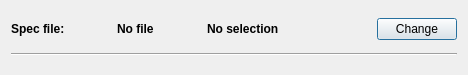
First picture: the form in adapt/gui/ui/fileInfo.ui, repository syncope/adapt, before the edit.
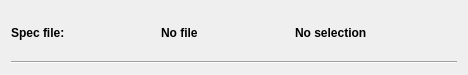
Second picture: the form after the edit.

Commit message: + moved button to file menu, changed ui files and code

Diff of the .ui file:
```diff
--- a/adapt/gui/ui/fileInfo.ui
+++ b/adapt/gui/ui/fileInfo.ui
@@ -83,19 +83,6 @@
          </property>
         </widget>
        </item>
-       <item>
-        <spacer name="horizontalSpacer_3">
-         <property name="orientation">
-          <enum>Qt::Horizontal</enum>
-         </property>
-         <property name="sizeHint" stdset="0">
-          <size>
-           <width>40</width>
-           <height>20</height>
-          </size>
-         </property>
-        </spacer>
-       </item>
        <item>
         <spacer name="horizontalSpacer">
          <property name="orientation">
@@ -109,16 +96,6 @@
          </property>
         </spacer>
        </item>
-       <item>
-        <widget class="QPushButton" name="changeFile">
-         <property name="text">
-          <string>Change</string>
-         </property>
-         <property name="default">
-          <bool>true</bool>
-         </property>
-        </widget>
-       </item>
       </layout>
      </item>
     </layout>
```
The commit also changes 3 other files.
